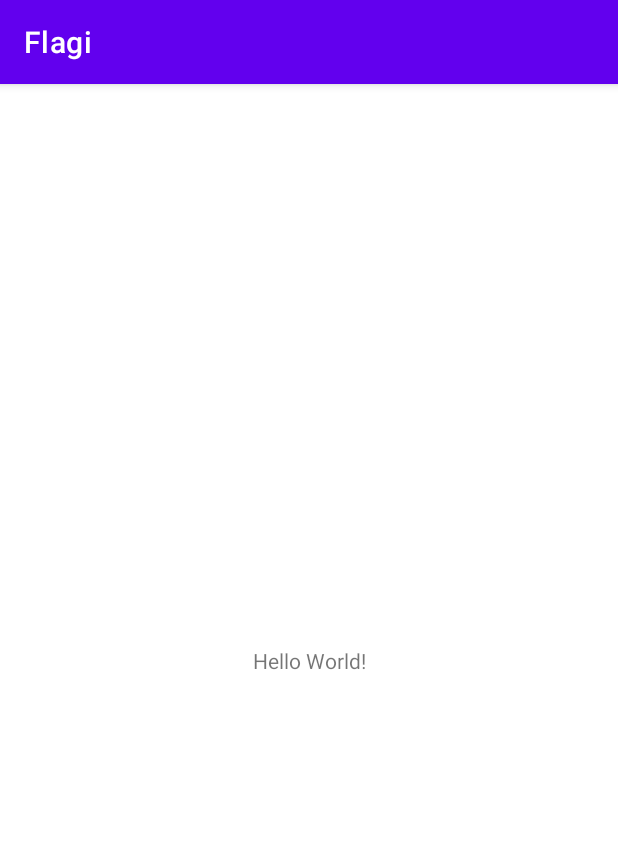
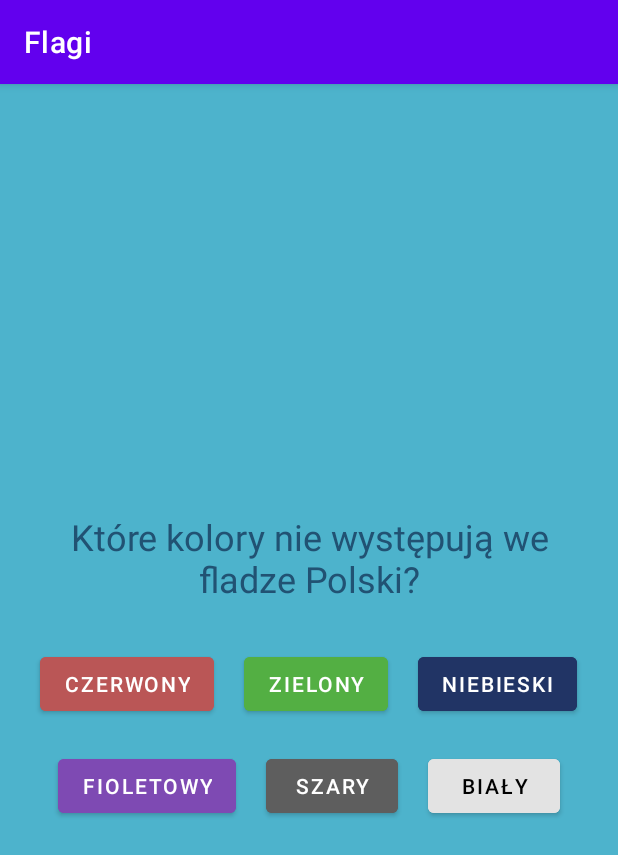
Before and after one commit to JustSG/Flagi, an Android app: the screen it shows after launch (MainActivity), on a phone screen of 412 x 824 dp. Shown: the top 855 px of the screen. Run offline under Robolectric (Android 15) with nearby library versions, the phone set to English and light mode, and no system bars.

Commit message:
widok aplikacji

```diff
--- a/app/src/main/res/layout/activity_main.xml
+++ b/app/src/main/res/layout/activity_main.xml
@@ -1,18 +1,88 @@
 <?xml version="1.0" encoding="utf-8"?>
-<androidx.constraintlayout.widget.ConstraintLayout xmlns:android="http://schemas.android.com/apk/res/android"
+<LinearLayout xmlns:android="http://schemas.android.com/apk/res/android"
     xmlns:app="http://schemas.android.com/apk/res-auto"
     xmlns:tools="http://schemas.android.com/tools"
     android:layout_width="match_parent"
     android:layout_height="match_parent"
+    android:orientation="vertical"
+    android:gravity="center"
+    android:background="#4DB3CC"
     tools:context=".MainActivity">
 
     <TextView
         android:layout_width="wrap_content"
         android:layout_height="wrap_content"
-        android:text="Hello World!"
-        app:layout_constraintBottom_toBottomOf="parent"
-        app:layout_constraintEnd_toEndOf="parent"
-        app:layout_constraintStart_toStartOf="parent"
-        app:layout_constraintTop_toTopOf="parent" />
+        android:textSize="24sp"
+        android:layout_margin="20dp"
+        android:textAlignment="center"
+        android:textColor="#215273"
+        android:text="Które kolory nie występują we fladze Polski?" />
 
-</androidx.constraintlayout.widget.ConstraintLayout>
+    <LinearLayout
+        android:layout_width="wrap_content"
+        android:layout_height="wrap_content"
+        android:orientation="horizontal">
+
+        <Button
+            android:id="@+id/button7"
+            android:layout_width="wrap_content"
+            android:layout_height="wrap_content"
+            android:layout_weight="1"
+            android:backgroundTint="#BA5656"
+            android:layout_margin="10dp"
+            android:text="Czerwony" />
+
+        <Button
+            android:id="@+id/button8"
+            android:layout_width="wrap_content"
+            android:layout_height="wrap_content"
+            android:layout_weight="1"
+            android:backgroundTint="#53AF43"
+            android:layout_margin="10dp"
+            android:text="Zielony" />
+
+        <Button
+            android:id="@+id/button9"
+            android:layout_width="wrap_content"
+            android:layout_height="wrap_content"
+            android:layout_weight="1"
+            android:backgroundTint="#213465"
+            android:layout_margin="10dp"
+            android:text="Niebieski" />
+    </LinearLayout>
+
+    <LinearLayout
+        android:layout_width="wrap_content"
+        android:layout_height="wrap_content"
+        android:orientation="horizontal">
+
+        <Button
+            android:id="@+id/button10"
+            android:layout_width="wrap_content"
+            android:layout_height="wrap_content"
+            android:layout_weight="1"
+            android:backgroundTint="#7E4AB3"
+            android:layout_margin="10dp"
+            android:text="Fioletowy" />
+
+        <Button
+            android:id="@+id/button11"
+            android:layout_width="wrap_content"
+            android:layout_height="wrap_content"
+            android:layout_weight="1"
+            android:backgroundTint="#5E5E5E"
+            android:layout_margin="10dp"
+            android:text="Szary" />
+
+        <Button
+            android:id="@+id/button12"
+            android:layout_width="wrap_content"
+            android:layout_height="wrap_content"
+            android:layout_weight="1"
+            android:backgroundTint="#E3E3E3"
+            android:textColor="@color/black"
+            android:layout_margin="10dp"
+            android:text="Biały" />
+    </LinearLayout>
+
+</LinearLayout>
```
